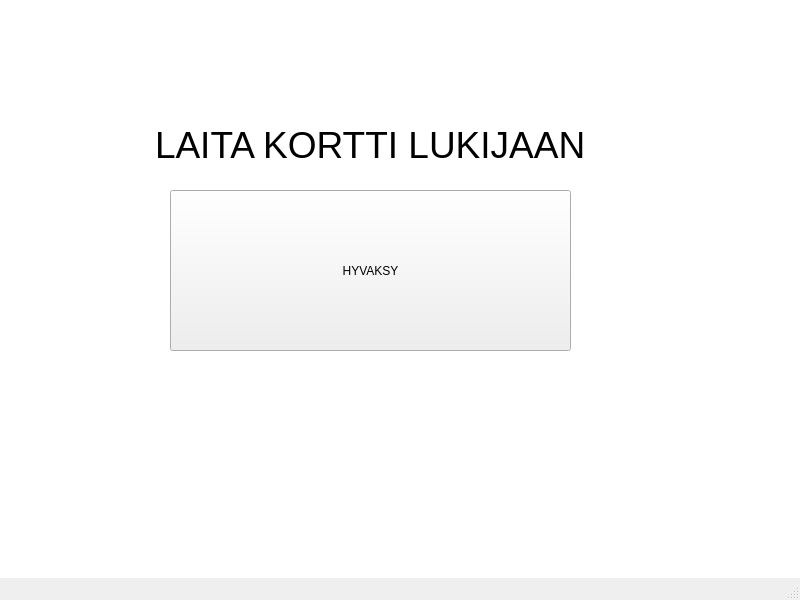
First picture: the form in bankautomat/mainwindow.ui, repository banksimul2022/group5, before the edit.
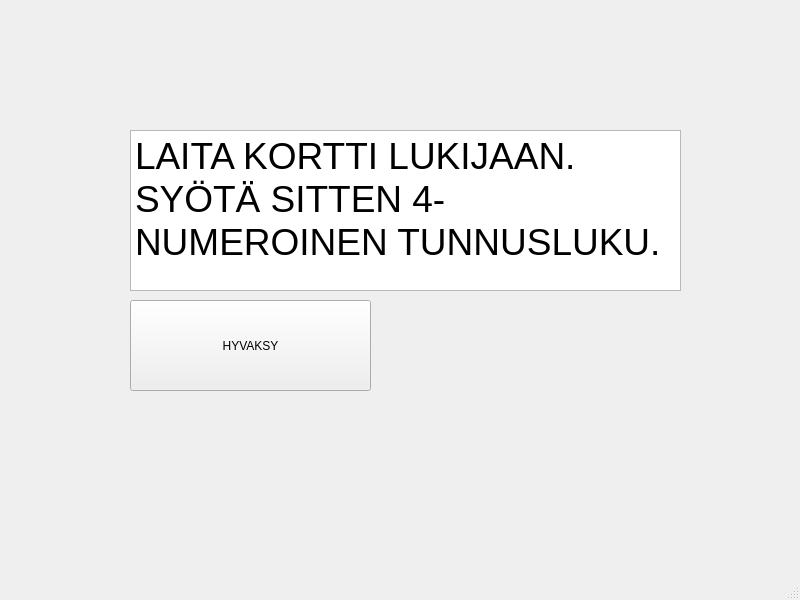
Second picture: the form after the edit.

The edit to the form file:
```diff
--- a/bankautomat/mainwindow.ui
+++ b/bankautomat/mainwindow.ui
@@ -17,10 +17,10 @@
    <widget class="QTextBrowser" name="textBrowser">
     <property name="geometry">
      <rect>
-      <x>-10</x>
-      <y>-10</y>
-      <width>851</width>
-      <height>591</height>
+      <x>130</x>
+      <y>130</y>
+      <width>551</width>
+      <height>161</height>
      </rect>
     </property>
     <property name="html">
@@ -28,19 +28,16 @@
 &lt;html&gt;&lt;head&gt;&lt;meta name=&quot;qrichtext&quot; content=&quot;1&quot; /&gt;&lt;style type=&quot;text/css&quot;&gt;
 p, li { white-space: pre-wrap; }
 &lt;/style&gt;&lt;/head&gt;&lt;body style=&quot; font-family:'MS Shell Dlg 2'; font-size:8.25pt; font-weight:400; font-style:normal;&quot;&gt;
-&lt;p style=&quot; margin-top:0px; margin-bottom:0px; margin-left:0px; margin-right:0px; -qt-block-indent:0; text-indent:0px;&quot;&gt;&lt;span style=&quot; font-size:28pt;&quot;&gt;	&lt;/span&gt;&lt;/p&gt;
-&lt;p style=&quot; margin-top:0px; margin-bottom:0px; margin-left:0px; margin-right:0px; -qt-block-indent:0; text-indent:0px;&quot;&gt;&lt;span style=&quot; font-size:28pt;&quot;&gt;	&lt;/span&gt;&lt;/p&gt;
-&lt;p style=&quot; margin-top:0px; margin-bottom:0px; margin-left:0px; margin-right:0px; -qt-block-indent:0; text-indent:0px;&quot;&gt;&lt;span style=&quot; font-size:28pt;&quot;&gt;	&lt;/span&gt;&lt;/p&gt;
-&lt;p style=&quot; margin-top:0px; margin-bottom:0px; margin-left:0px; margin-right:0px; -qt-block-indent:0; text-indent:0px;&quot;&gt;&lt;span style=&quot; font-size:28pt;&quot;&gt;		LAITA KORTTI LUKIJAAN&lt;/span&gt;&lt;/p&gt;&lt;/body&gt;&lt;/html&gt;</string>
+&lt;p style=&quot; margin-top:0px; margin-bottom:0px; margin-left:0px; margin-right:0px; -qt-block-indent:0; text-indent:0px;&quot;&gt;&lt;span style=&quot; font-size:28pt;&quot;&gt;LAITA KORTTI LUKIJAAN. SYÖTÄ SITTEN 4-NUMEROINEN TUNNUSLUKU.&lt;/span&gt;&lt;/p&gt;&lt;/body&gt;&lt;/html&gt;</string>
     </property>
    </widget>
    <widget class="QPushButton" name="HYVAKSY">
     <property name="geometry">
      <rect>
-      <x>170</x>
-      <y>190</y>
-      <width>401</width>
-      <height>161</height>
+      <x>130</x>
+      <y>300</y>
+      <width>241</width>
+      <height>91</height>
      </rect>
     </property>
     <property name="text">
```
